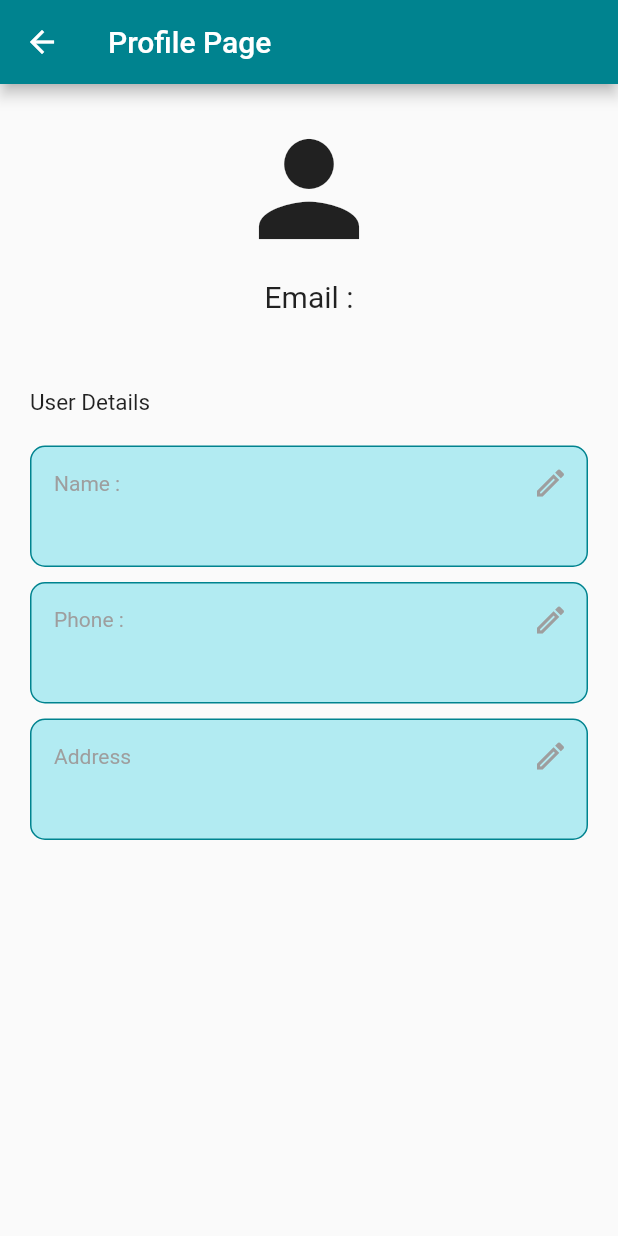
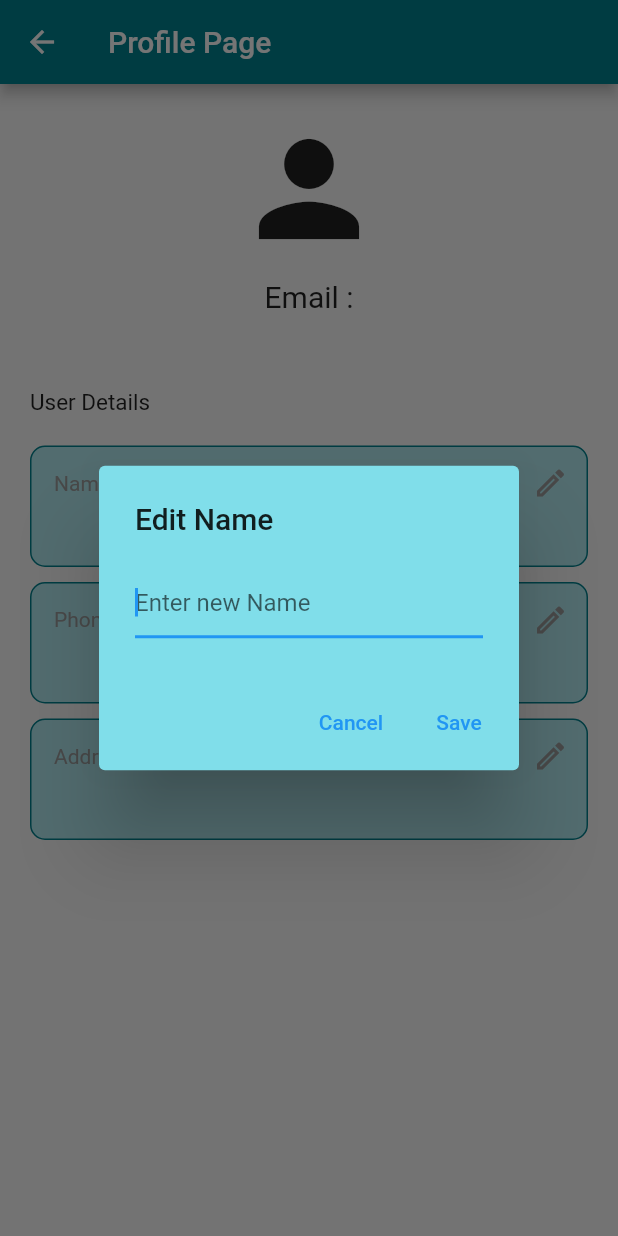
Before and after one commit to The-Black-Shadow/secure_me, a Flutter app: the ProfilePage screen opened directly, after a tap on the "mode edit outline" icon, on a phone screen of 412 x 824 dp. Run offline on Flutter 3.47's test engine with Material 2 defaults, Android fonts, the phone set to English and light mode, and no system bars; our stand-ins replace cloud_firestore, firebase_auth, firebase_core; accounts and stored records are empty.

Commit message:
completed profile page

```diff
--- a/lib/pages/profile_page.dart
+++ b/lib/pages/profile_page.dart
@@ -13,8 +13,47 @@ class ProfilePage extends StatefulWidget {
 class _ProfilePageState extends State<ProfilePage> {
   //current user
   final currentUser = FirebaseAuth.instance.currentUser!;
+  //all users
+  final allUser = FirebaseFirestore.instance.collection('Users');
   //edit field
-  Future<void> editField(String field) async {}
+  Future<void> editField(String field) async {
+    String newValue = '';
+    //get value
+    await showDialog(
+      context: context,
+      builder: (context) => AlertDialog(
+        title: Text('Edit $field'),
+        backgroundColor: Colors.cyan[200],
+        content: TextField(
+          autofocus: true,
+          decoration: InputDecoration(
+            hintText: 'Enter new $field',
+          ),
+          onChanged: (value) {
+            newValue = value;
+          },
+        ),
+        actions: [
+          //cancel button
+          TextButton(
+            onPressed: () => Navigator.pop(context),
+            child: const Text('Cancel'),
+          ),
+
+          //save button
+          TextButton(
+            onPressed: () => Navigator.of(context).pop(newValue),
+            child: const Text('Save'),
+          ),
+        ],
+      ),
+    );
+
+    if (newValue.isNotEmpty) {
+      await allUser.doc(currentUser.email).update({field: newValue});
+    }
+  }
+
   @override
   Widget build(BuildContext context) {
     return Scaffold(
@@ -61,17 +100,17 @@ class _ProfilePageState extends State<ProfilePage> {
                 MyTextBox(
                     sectionName: 'Name : ',
                     text: userData['Name'],
-                    onPressed: () => editField('username')),
+                    onPressed: () => editField('Name')),
                 //phone
                 MyTextBox(
                     sectionName: 'Phone : ',
                     text: userData['Phone'],
-                    onPressed: () => editField('phone')),
+                    onPressed: () => editField('Phone')),
                 //address
                 MyTextBox(
                     sectionName: 'Address',
                     text: userData['Address'],
-                    onPressed: () => editField('address')),
+                    onPressed: () => editField('Address')),
               ],
             );
           } else if (snapshot.hasError) {
```
